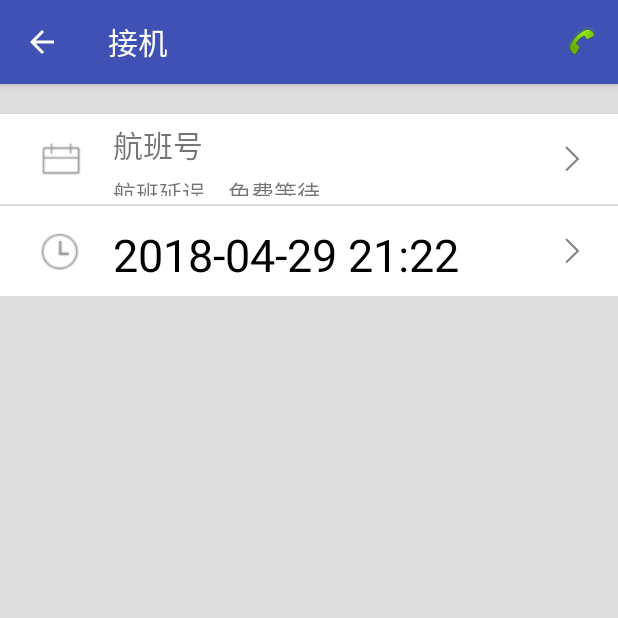
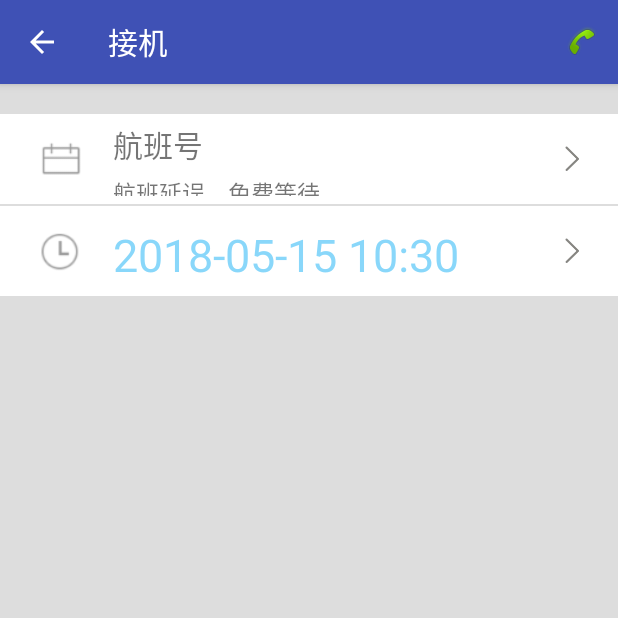
Before and after one commit to XYY1010/JunParking, an Android app: the ShuttleActivity screen opened directly, with no data from a screen before it, on a phone screen of 412 x 824 dp, the top half of it. Run offline under Robolectric (Android 15) with nearby library versions, the phone set to English and light mode, and no system bars.

Commit message:
modify 11

```diff
--- a/app/build.gradle
+++ b/app/build.gradle
@@ -32,11 +32,5 @@ dependencies {
     compile 'com.squareup.okhttp3:okhttp:3.4.1'
     compile 'com.github.bumptech.glide:glide:3.7.0'
     compile 'org.litepal.android:core:1.4.1'
-    compile files('libs/commons-beanutils.jar')
-    compile files('libs/commons-collections-3.1.jar')
-    compile files('libs/commons-lang.jar')
-    compile files('libs/commons-logging.jar')
-    compile files('libs/ezmorph-1.0.6.jar')
-    compile files('libs/json-lib-2.2.2-jdk15.jar')
     compile 'commons-collections:commons-collections:3.2.1'
 }
--- a/app/src/main/java/com/example/xyy/junparking/ShuttleActivity.java
+++ b/app/src/main/java/com/example/xyy/junparking/ShuttleActivity.java
@@ -12,7 +12,15 @@ import android.view.Menu;
 import android.view.MenuItem;
 import android.view.View;
 import android.widget.LinearLayout;
+import android.widget.TextView;
 import android.widget.Toast;
+
+import java.text.SimpleDateFormat;
+import java.util.Date;
+import java.util.Locale;
+
+import static android.icu.lang.UCharacter.GraphemeClusterBreak.V;
+import static com.example.xyy.junparking.R.mipmap.flight;
 
 /**
  * Created by XYY on 2018/5/9.
@@ -21,6 +29,11 @@ import android.widget.Toast;
 public class ShuttleActivity extends AppCompatActivity implements View.OnClickListener{
 
     private LinearLayout ll_flight;
+    private TextView tvTime;
+    private static String now;
+    private TextView tvFlightNo;
+    private TextView tvFlight1;
+    private TextView tvFlight2;
 
     @Override
     protected void onCreate(@Nullable Bundle savedInstanceState) {
@@ -44,7 +57,15 @@ public class ShuttleActivity extends AppCompatActivity implements View.OnClickLi
             actionBar.setDisplayHomeAsUpEnabled(true);
         }
 
+        tvFlightNo = (TextView) findViewById(R.id.tv_FlightNo);
+        tvFlight1 = (TextView) findViewById(R.id.tvFlight1);
+        tvFlight2 = (TextView) findViewById(R.id.tvFlight2);
+        tvTime = (TextView) findViewById(R.id.tvTime);
         ll_flight = (LinearLayout) findViewById(R.id.ll_flight);
+
+        SimpleDateFormat sdf = new SimpleDateFormat("yyyy-MM-dd HH:mm", Locale.CHINA);
+        now = sdf.format(new Date());
+        tvTime.setText(now);
 
         ll_flight.setOnClickListener(this);
     }
@@ -72,7 +93,27 @@ public class ShuttleActivity extends AppCompatActivity implements View.OnClickLi
         switch (v.getId()){
             case R.id.ll_flight:
                 Intent intent = new Intent(ShuttleActivity.this, FlightSearchActivity.class);
-                startActivity(intent);
+                startActivityForResult(intent, 1);
+                break;
+            default:
+        }
+    }
+
+    @Override
+    protected void onActivityResult(int requestCode, int resultCode, Intent data) {
+        switch (requestCode){
+            case 1:
+                if (resultCode == RESULT_OK){
+                    String FlightNo = data.getStringExtra("FlightNo");
+                    String ArrScheduled = data.getStringExtra("ArrScheduled");
+                    tvFlightNo.setText("航班号：" + FlightNo);
+                    tvFlightNo.setVisibility(View.VISIBLE);
+                    tvFlight1.setVisibility(View.GONE);
+                    tvFlight2.setVisibility(View.GONE);
+                    String[] strArr = ArrScheduled.split("T");
+                    String strTime = strArr[0]+" "+strArr[1];
+                    tvTime.setText(strTime);
+                }
                 break;
             default:
         }
--- a/app/src/main/res/layout/shuttle_layout.xml
+++ b/app/src/main/res/layout/shuttle_layout.xml
@@ -43,11 +43,25 @@
                 android:layout_marginLeft="25dp"
                 android:src="@mipmap/flight"/>
 
+            <TextView
+                android:id="@+id/tv_FlightNo"
+                android:layout_width="wrap_content"
+                android:layout_height="wrap_content"
+                android:layout_marginLeft="20dp"
+                android:layout_marginTop="18dp"
+                android:text="航班号：MC2020"
+                android:textSize="20dp"
+                android:textColor="@color/orange_color"
+                android:visibility="gone"
+                />
+
                 <LinearLayout
                     android:layout_width="wrap_content"
                     android:layout_height="wrap_content"
+                    android:gravity="center_vertical"
                     android:orientation="vertical">
                     <TextView
+                        android:id="@+id/tvFlight1"
                         android:layout_width="wrap_content"
                         android:layout_height="wrap_content"
                         android:layout_marginLeft="20dp"
@@ -56,6 +70,7 @@
                         android:text="航班号"
                         />
                     <TextView
+                        android:id="@+id/tvFlight2"
                         android:layout_width="wrap_content"
                         android:layout_height="wrap_content"
                         android:text="航班延误，免费等待"
@@ -64,6 +79,7 @@
                         android:layout_marginBottom="5dp"
                         android:textSize="15dp"
                         />
+
                 </LinearLayout>
 
             <LinearLayout
@@ -107,6 +123,7 @@
                 android:layout_height="wrap_content"
                 android:orientation="vertical">
                 <TextView
+                    android:id="@+id/tvTime"
                     android:layout_width="wrap_content"
                     android:layout_height="wrap_content"
                     android:layout_marginLeft="20dp"
@@ -114,7 +131,7 @@
                     android:layout_gravity="center_vertical"
                     android:textSize="30dp"
                     android:text="2018-04-29 21:22"
-                    android:textColor="#000"
+                    android:textColor="@color/highLight"
                     />
             </LinearLayout>
 
```
Also changed, not shown: app/src/main/java/com/example/xyy/junparking/FlightSearchActivity.java (+33 -72 lines).
